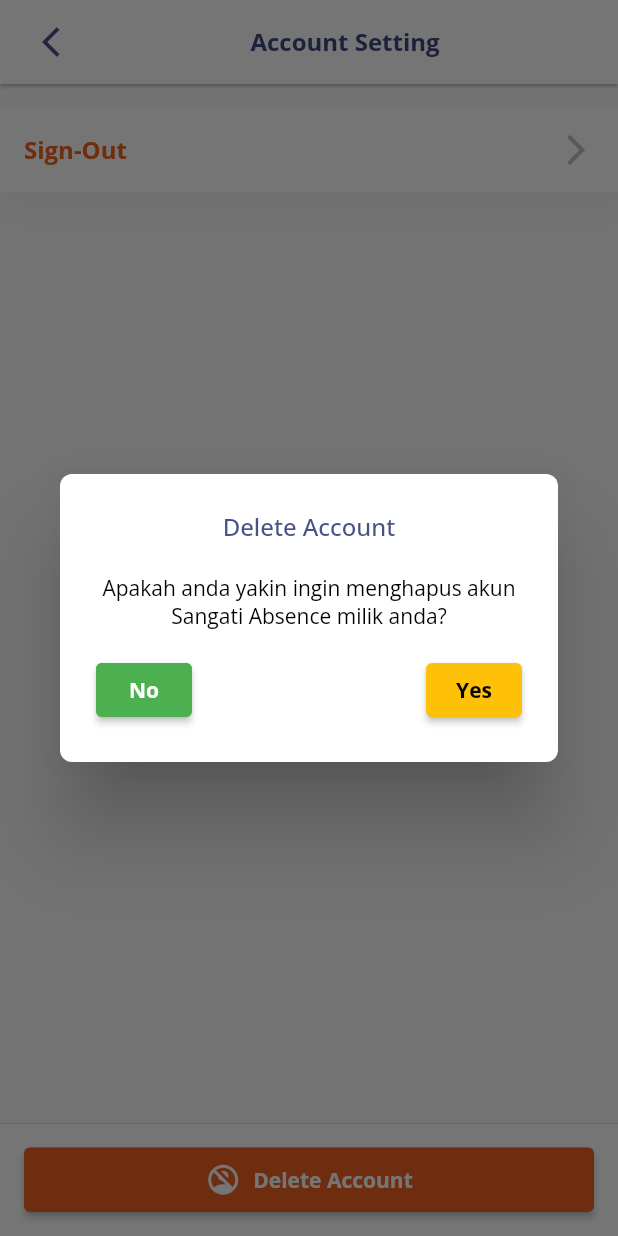
After one commit to fikrighifari/sangati-hris, a Flutter app: the SettingSreen screen opened by its route, after a tap on "Delete Account", on a phone screen of 412 x 824 dp. The commit adds this screen. Run offline on Flutter 3.47's test engine with Material 2 defaults, Android fonts, the phone set to English and light mode, and no system bars; our stand-ins replace camera, connectivity_plus, device_info_plus, dio, flutter_modular, flutter_svg and 10 more; missing offline and left inert: android_id, datetime_setting, glutton, google_mlkit_commons, google_mlkit_face_detection, new_version_plus and 1 more; accounts and stored records are empty; project files that could hold a hidden picture were left out.

Commit message:
Add: setting screen

```diff
--- a/lib/app/config/app_routes.dart
+++ b/lib/app/config/app_routes.dart
@@ -2,6 +2,7 @@
 import 'package:sangati/app/modules/attendance_module.dart';
 import 'package:sangati/app/modules/auth_module.dart';
 import 'package:sangati/app/modules/dashboard_module.dart';
+import 'package:sangati/app/modules/profile_module.dart';
 import 'package:sangati/app/modules/time_off_module.dart';
 import 'package:sangati/app/ui/splash_screen.dart';
 
@@ -11,4 +12,5 @@
   ModuleRoute('/auth/', module: AuthModule()),
   ModuleRoute('/attendance/', module: AttendanceModule()),
   ModuleRoute('/time_off/', module: TimeOffModule()),
+  ModuleRoute('/profile/', module: ProfileModule()),
 ];
--- /dev/null
+++ b/lib/app/config/profile_routes.dart
@@ -0,0 +1,8 @@
+import 'package:flutter_modular/flutter_modular.dart';
+import 'package:sangati/app/ui/profile/profile_screen.dart';
+import 'package:sangati/app/ui/profile/setting_screen.dart';
+
+List<ModularRoute> profileRoutes = [
+  ChildRoute('/', child: (context, args) => const ProfileScreen()),
+  ChildRoute('/setting_screen', child: (context, args) => const SettingSreen()),
+];
--- /dev/null
+++ b/lib/app/ui/profile/setting_screen.dart
@@ -0,0 +1,270 @@
+// ignore_for_file: use_build_context_synchronously
+
+import 'package:flutter/material.dart';
+import 'package:flutter_modular/flutter_modular.dart';
+import 'package:flutter_svg/flutter_svg.dart';
+import 'package:sangati/app/controller/home_controller.dart';
+import 'package:sangati/app/service/local_storage_service.dart';
+import 'package:sangati/app/themes/app_themes.dart';
+import 'package:sangati/app/widgets/reusable_components/reusable_components.dart';
+
+class SettingSreen extends StatelessWidget {
+  const SettingSreen({super.key});
+
+  @override
+  Widget build(BuildContext context) {
+    void showLogoutDialog() {
+      showDialog(
+        builder: (_) => AlertDialog(
+          title: TextWidget.titleMedium(
+            'Sign-Out',
+            textAlign: TextAlign.center,
+            color: AppColor.primaryBlueColor(),
+          ),
+          shape:
+              RoundedRectangleBorder(borderRadius: BorderRadius.circular(8.0)),
+          content: Column(
+            mainAxisSize: MainAxisSize.min,
+            children: <Widget>[
+              const TextWidget.bodyMedium(
+                'Apakah anda yakin ingin keluar dari akun anda?',
+                textAlign: TextAlign.center,
+              ),
+              SizedBox(
+                height: defaultMargin,
+              ),
+              Row(
+                mainAxisAlignment: MainAxisAlignment.spaceBetween,
+                children: <Widget>[
+                  ElevatedButton(
+                    style: ElevatedButton.styleFrom(
+                        backgroundColor: Colors.green,
+                        foregroundColor: Colors.white,
+                        shape: RoundedRectangleBorder(
+                            borderRadius: BorderRadius.circular(4),
+                            side: const BorderSide(color: Colors.green))),
+                    child: TextWidget.titleSmall(
+                      'No',
+                      color: AppColor.whiteColor(),
+                      fontWeight: boldWeight,
+                    ),
+                    onPressed: () {
+                      Navigator.pop(context);
+                    },
+                  ),
+                  ElevatedButton(
+                    style: ElevatedButton.styleFrom(
+                      backgroundColor: AppColor.secondaryColor(),
+                      foregroundColor: Colors.white,
+                      shape: RoundedRectangleBorder(
+                        borderRadius: BorderRadius.circular(4),
+                      ),
+                    ),
+                    child: TextWidget.titleSmall(
+                      'Logout',
+                      color: AppColor.blackColor(),
+                      fontWeight: boldWeight,
+                    ),
+                    onPressed: () {
+                      LocalStorageService.remove("headerToken");
+
+                      LocalStorageService.remove("statusVerif");
+                      LocalStorageService.remove("statusAbsen");
+
+                      Modular.to.popAndPushNamed('/auth/');
+                    },
+                  ),
+                ],
+              ),
+            ],
+          ),
+        ),
+        context: context,
+      );
+    }
+
+    void showDeleteAccountDialog() {
+      showDialog(
+        builder: (_) => AlertDialog(
+          title: TextWidget.titleMedium(
+            'Delete Account',
+            textAlign: TextAlign.center,
+            color: AppColor.primaryBlueColor(),
+          ),
+          shape:
+              RoundedRectangleBorder(borderRadius: BorderRadius.circular(8.0)),
+          content: Column(
+            mainAxisSize: MainAxisSize.min,
+            children: <Widget>[
+              const TextWidget.bodyMedium(
+                'Apakah anda yakin ingin menghapus akun Sangati Absence milik anda?',
+                textAlign: TextAlign.center,
+              ),
+              SizedBox(
+                height: defaultMargin,
+              ),
+              Row(
+                mainAxisAlignment: MainAxisAlignment.spaceBetween,
+                children: <Widget>[
+                  ElevatedButton(
+                    style: ElevatedButton.styleFrom(
+                        backgroundColor: Colors.green,
+                        foregroundColor: Colors.white,
+                        shape: RoundedRectangleBorder(
+                            borderRadius: BorderRadius.circular(4),
+                            side: const BorderSide(color: Colors.green))),
+                    child: TextWidget.titleSmall(
+                      'No',
+                      color: AppColor.whiteColor(),
+                      fontWeight: boldWeight,
+                    ),
+                    onPressed: () {
+                      Navigator.pop(context);
+                    },
+                  ),
+                  ElevatedButton(
+                    style: ElevatedButton.styleFrom(
+                      backgroundColor: AppColor.secondaryColor(),
+                      foregroundColor: Colors.white,
+                      shape: RoundedRectangleBorder(
+                        borderRadius: BorderRadius.circular(4),
+                      ),
+                    ),
+                    child: TextWidget.titleSmall(
+                      'Yes',
+                      color: AppColor.blackColor(),
+                      fontWeight: boldWeight,
+                    ),
+                    onPressed: () async {
+                      showDialog(
+                        barrierDismissible: true,
+                        builder: (_) => const CustomDialogLoading(),
+                        context: context,
+                      );
+
+                      bool balikanData = await HomeController().deleteProfile();
+
+                      if (balikanData == true) {
+                        LocalStorageService.remove("headerToken");
+                        LocalStorageService.remove("statusVerif");
+                        LocalStorageService.remove("statusAbsen");
+
+                        Modular.to.popAndPushNamed('/auth/');
+                      } else {
+                        UiUtils.errorMessage(
+                            "Sedang Terjadi Kesalahan Silahkan Coba Kembali",
+                            context);
+                        Navigator.of(context).pop();
+                      }
+                      // await
+                      // do the process here;
+                    },
+                  ),
+                ],
+              ),
+            ],
+          ),
+        ),
+        context: context,
+      );
+    }
+
+    return Scaffold(
+      appBar: CustomAppBar(
+        backButton: IconButton(
+          icon: Icon(
+            Icons.arrow_back_ios,
+            color: AppColor.primaryBlueColor(),
+          ),
+          onPressed: () {
+            Navigator.of(context).pop();
+          },
+        ),
+        title: 'Account Setting',
+      ),
+      body: Column(
+        children: [
+          Expanded(
+            child: SingleChildScrollView(
+              child: Column(
+                children: [
+                  InkWell(
+                    onTap: () {
+                      showLogoutDialog();
+                    },
+                    child: CustomContainer(
+                      padding: EdgeInsets.all(defaultMargin),
+                      margin: EdgeInsets.only(top: defaultMargin),
+                      shadow: [
+                        BoxShadow(
+                            offset: const Offset(4, 4),
+                            blurRadius: 20,
+                            color: Colors.black.withOpacity(0.04))
+                      ],
+                      child: Row(
+                        mainAxisAlignment: MainAxisAlignment.spaceBetween,
+                        children: [
+                          TextWidget.titleMedium(
+                            'Sign-Out',
+                            color: AppColor.redColor(),
+                            fontWeight: boldWeight,
+                          ),
+                          Icon(
+                            Icons.arrow_forward_ios,
+                            color: AppColor.grey1Color(),
+                          ),
+                        ],
+                      ),
+                    ),
+                  ),
+                  Container(
+                    height: MediaQuery.sizeOf(context).height / 3,
+                  ),
+                  Opacity(
+                    opacity: 0.4,
+                    child: Image.asset(
+                      "assets/asset_logo_sangati.png",
+                      width: 250,
+                      fit: BoxFit.cover,
+                    ),
+                  )
+                ],
+              ),
+            ),
+          ),
+          Container(
+            width: MediaQuery.of(context).size.width,
+            color: AppColor.redColor(),
+            child: CustomContainer(
+              padding: EdgeInsets.symmetric(
+                horizontal: defaultMargin,
+                vertical: defaultMargin,
+              ),
+              child: CustomButton(
+                isRounded: true,
+                borderRadius: 4,
+                backgroundColor: AppColor.redColor(),
+                width: double.infinity,
+                text: TextWidget.labelLarge(
+                  'Delete Account',
+                  color: AppColor.whiteColor(),
+                  fontWeight: boldWeight,
+                ),
+                leading: SvgPicture.asset(
+                  'assets/icons/ic_no_account.svg',
+                  colorFilter: ColorFilter.mode(
+                    AppColor.whiteColor(),
+                    BlendMode.srcIn,
+                  ),
+                ),
+                onPressed: () async {
+                  showDeleteAccountDialog();
+                },
+              ),
+            ),
+          ),
+        ],
+      ),
+    );
+  }
+}
```
Also changed, not shown: lib/app/modules/profile_module.dart (added, +7 -0 lines).
